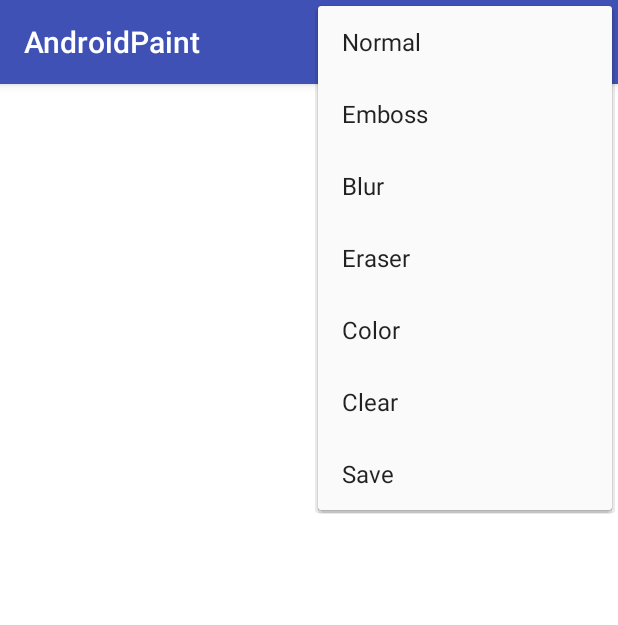
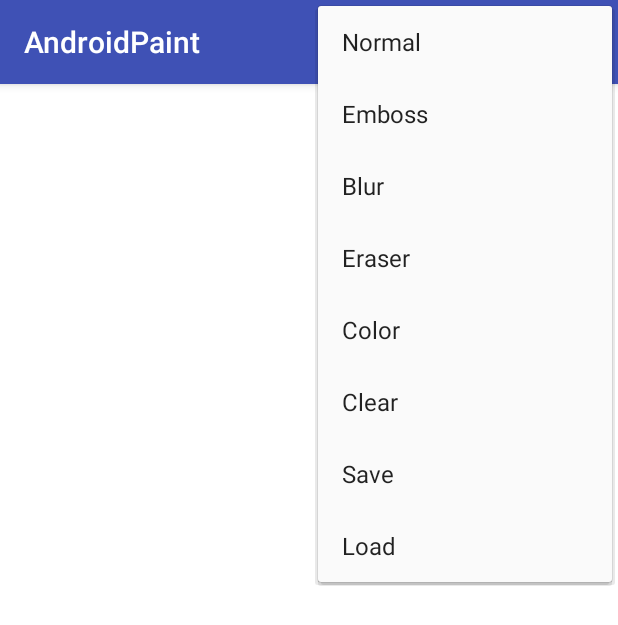
Before and after one commit to Asiaton/AndroidPaint, an Android app: the screen it shows after launch (MainActivity), with the options menu open, on a phone screen of 412 x 824 dp. Shown: the top 625 px of the screen. Run offline under Robolectric (Android 15) with nearby library versions, the phone set to English and light mode, and no system bars; libraries missing offline, so code that uses them is left out: yuku.ambilwarna.

Commit message:
Modify main.xml add new menu item
-(load): Add new menu item for loading
image from device gallery

```diff
--- a/app/src/main/res/menu/main.xml
+++ b/app/src/main/res/menu/main.xml
@@ -22,4 +22,7 @@
 
     <item android:title="Save"
         android:id="@+id/save"/>
+
+    <item android:title="Load"
+        android:id="@+id/load" />
 </menu>
```
